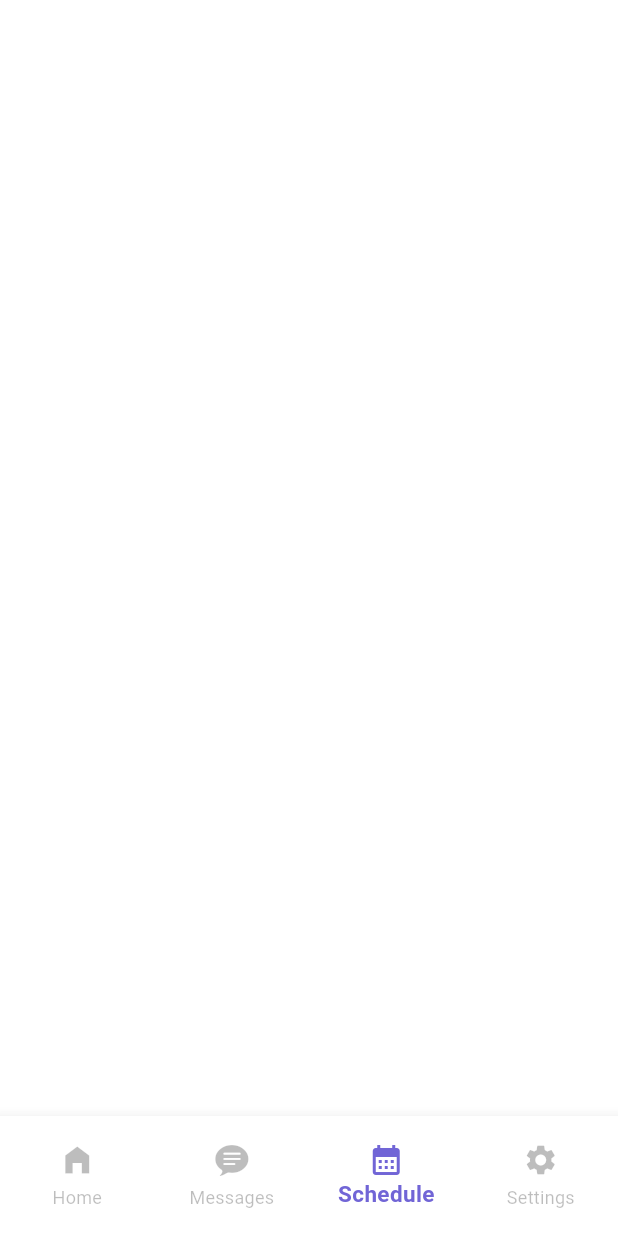
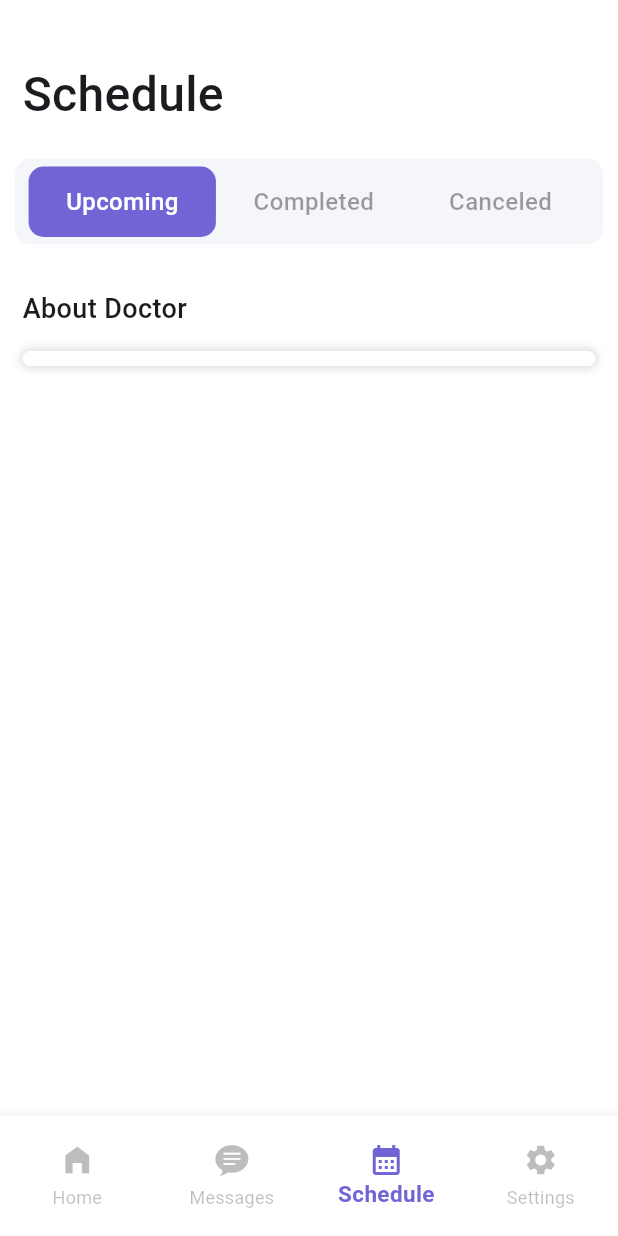
Before and after one commit to VikkiCat/flutter_healthcare_app, a Flutter app: the NavBarRoots screen opened directly, item 3 of the bottom bar chosen, on a phone screen of 412 x 824 dp. Run offline on Flutter 3.47's test engine with Material 3 defaults, Android fonts, the light colour scheme and no system bars.

Commit message:
schedule widet

```diff
--- a/lib/screens/schedule_screen.dart
+++ b/lib/screens/schedule_screen.dart
@@ -1,5 +1,6 @@
 import 'package:flutter/material.dart';
-//TODO: 1:00:
+import 'package:flutter_healthcare_app/widgets/upcoming_schedule.dart';
+//TODO: 1:24:42
 
 class ScheduleScreen extends StatefulWidget {
   const ScheduleScreen({super.key});
@@ -11,9 +12,13 @@ class ScheduleScreen extends StatefulWidget {
 class _ScheduleScreenState extends State<ScheduleScreen> {
   int _buttonIndex = 0;
   final _scheduleWidgets = [
-    //UpcomingSchedule(),
+    //Upcoming Widget
+    UpcomingSchedule(),
+
+    //Completed Widget
     Container(),
-    Container(),
+
+    //Canceled Widget
     Container(),
   ];
   @override
@@ -34,6 +39,100 @@ class _ScheduleScreenState extends State<ScheduleScreen> {
                 ),
               ),
             ),
+            SizedBox(height: 20),
+            Container(
+              padding: EdgeInsets.all(5),
+              margin: EdgeInsets.symmetric(horizontal: 10),
+              decoration: BoxDecoration(
+                color: Color(0xFFF4F6FA),
+                borderRadius: BorderRadius.circular(10),
+              ),
+              child: Row(
+                mainAxisAlignment: MainAxisAlignment.center,
+                children: [
+                  InkWell(
+                    onTap: () {
+                      setState(() {
+                        _buttonIndex = 0;
+                      });
+                    },
+                    child: Container(
+                      padding:
+                          EdgeInsets.symmetric(vertical: 12, horizontal: 25),
+                      decoration: BoxDecoration(
+                        color: _buttonIndex == 0
+                            ? Color(0xFF7165D6)
+                            : Colors.transparent,
+                        borderRadius: BorderRadius.circular(10),
+                      ),
+                      child: Text(
+                        "Upcoming",
+                        style: TextStyle(
+                          fontSize: 16,
+                          fontWeight: FontWeight.w500,
+                          color:
+                              _buttonIndex == 0 ? Colors.white : Colors.black38,
+                        ),
+                      ),
+                    ),
+                  ),
+                  InkWell(
+                    onTap: () {
+                      setState(() {
+                        _buttonIndex = 1;
+                      });
+                    },
+                    child: Container(
+                      padding:
+                          EdgeInsets.symmetric(vertical: 12, horizontal: 25),
+                      decoration: BoxDecoration(
+                        color: _buttonIndex == 1
+                            ? Color(0xFF7165D6)
+                            : Colors.transparent,
+                        borderRadius: BorderRadius.circular(10),
+                      ),
+                      child: Text(
+                        "Completed",
+                        style: TextStyle(
+                          fontSize: 16,
+                          fontWeight: FontWeight.w500,
+                          color:
+                              _buttonIndex == 1 ? Colors.white : Colors.black38,
+                        ),
+                      ),
+                    ),
+                  ),
+                  InkWell(
+                    onTap: () {
+                      setState(() {
+                        _buttonIndex = 2;
+                      });
+                    },
+                    child: Container(
+                      padding:
+                          EdgeInsets.symmetric(vertical: 12, horizontal: 25),
+                      decoration: BoxDecoration(
+                        color: _buttonIndex == 2
+                            ? Color(0xFF7165D6)
+                            : Colors.transparent,
+                        borderRadius: BorderRadius.circular(10),
+                      ),
+                      child: Text(
+                        "Canceled",
+                        style: TextStyle(
+                          fontSize: 16,
+                          fontWeight: FontWeight.w500,
+                          color:
+                              _buttonIndex == 2 ? Colors.white : Colors.black38,
+                        ),
+                      ),
+                    ),
+                  ),
+                ],
+              ),
+            ),
+            SizedBox(height: 30),
+            _scheduleWidgets[_buttonIndex],
           ],
         ),
       ),
--- a/lib/widgets/navbar_roots.dart
+++ b/lib/widgets/navbar_roots.dart
@@ -2,6 +2,7 @@ import 'package:flutter/cupertino.dart';
 import 'package:flutter/material.dart';
 import 'package:flutter_healthcare_app/screens/home_screen.dart';
 import 'package:flutter_healthcare_app/screens/settings_screen.dart';
+import 'package:flutter_healthcare_app/screens/schedule_screen.dart';
 
 class NavBarRoots extends StatefulWidget {
   const NavBarRoots({super.key});
@@ -20,7 +21,7 @@ class _NavBarRootsState extends State<NavBarRoots> {
     Container(),
 
     // Schedule Screen
-    Container(),
+    ScheduleScreen(),
 
     // Settings Screen
     SettingsScreen(),
--- /dev/null
+++ b/lib/widgets/upcoming_schedule.dart
@@ -0,0 +1,46 @@
+import 'package:flutter/material.dart';
+//TODO: 1:24:42
+
+class UpcomingSchedule extends StatelessWidget {
+  const UpcomingSchedule({super.key});
+
+  @override
+  Widget build(BuildContext context) {
+    return Padding(
+      padding: EdgeInsets.symmetric(horizontal: 15),
+      child: Column(
+        crossAxisAlignment: CrossAxisAlignment.start,
+        children: [
+          Text(
+            "About Doctor",
+            style: TextStyle(
+              fontSize: 18,
+              fontWeight: FontWeight.w500,
+            ),
+          ),
+          SizedBox(height: 15),
+          Container(
+            padding: EdgeInsets.symmetric(vertical: 5),
+            decoration: BoxDecoration(
+              color: Colors.white,
+              borderRadius: BorderRadius.circular(10),
+              boxShadow: [
+                BoxShadow(
+                  color: Colors.black12,
+                  blurRadius: 4,
+                  spreadRadius: 2,
+                ),
+              ],
+            ),
+            child: SizedBox(
+              width: MediaQuery.of(context).size.width,
+              child: Column(
+                children: [],
+              ),
+            ),
+          ),
+        ],
+      ),
+    );
+  }
+}
```
